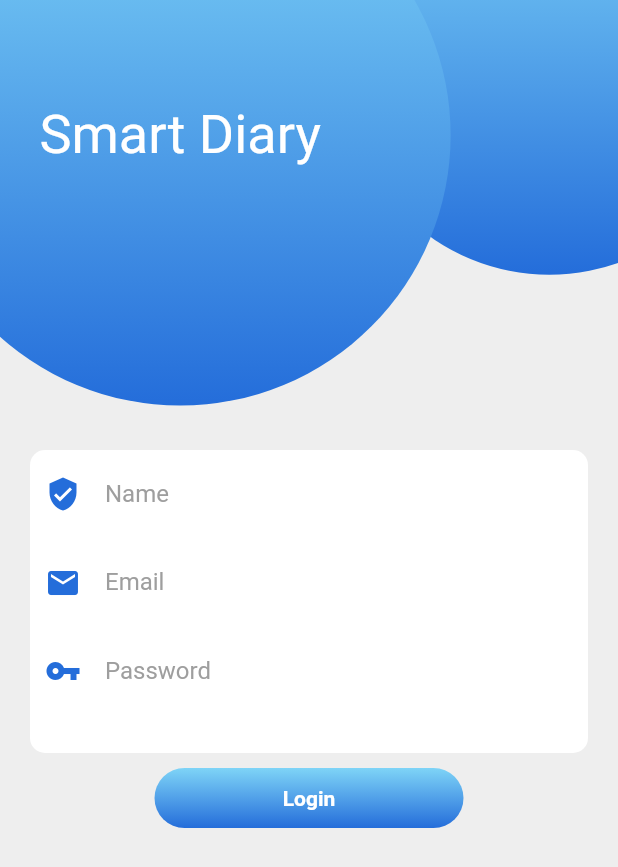
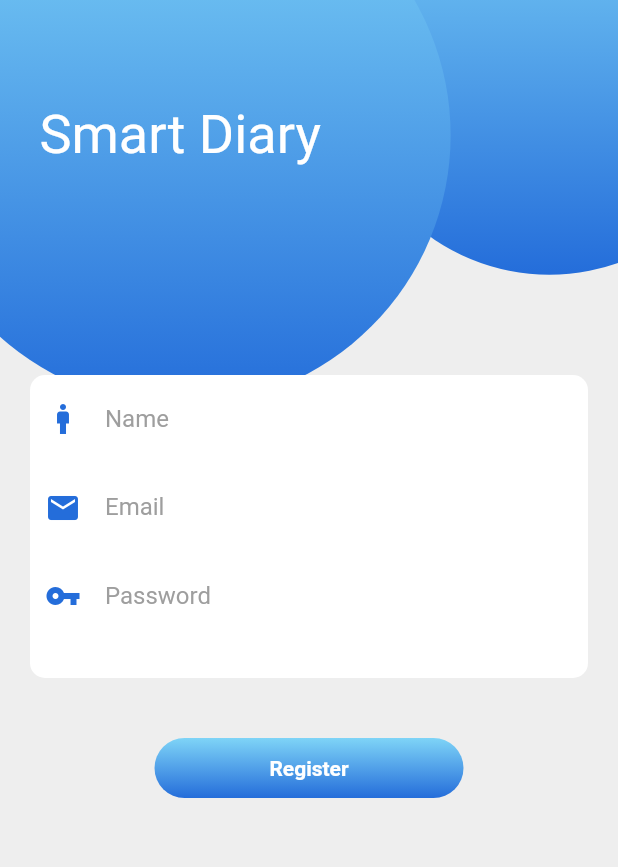
Before and after one commit to NiroginiJanstin/DiaryApp, a Flutter app: the register screen opened directly, on a phone screen of 412 x 824 dp. Shown: the top 867 px of the screen. Run offline on Flutter 3.47's test engine with Material 2 defaults, Android fonts, the phone set to English and light mode, and no system bars; Roboto replaces fonts that are missing (Pacifico).

Commit message:
Register page added

```diff
--- a/lib/register.dart
+++ b/lib/register.dart
@@ -1,12 +1,11 @@
 import 'package:flutter/material.dart';
 
 void main() {
-  runApp(const register());
+  runApp(register());
 }
 
 // ignore: camel_case_types
 class register extends StatelessWidget {
-  const register({Key? key}) : super(key: key);
 
   double getSmallDiameter(BuildContext context) =>
       MediaQuery.of(context).size.width * 2 / 3;
@@ -75,14 +74,14 @@ class register extends StatelessWidget {
                       color: Colors.white,
                       //border: Border.all(color: Colors.grey),
                       borderRadius: BorderRadius.circular(10)),
-                  margin: const EdgeInsets.fromLTRB(20, 300, 20, 10),
+                  margin: const EdgeInsets.fromLTRB(20, 250, 20, 10),
                   padding: const EdgeInsets.fromLTRB(10, 0, 10, 25),
                   child: Column(
                     children: <Widget>[
                       TextField(
                         decoration: InputDecoration(
                             icon: const Icon(
-                              Icons.verified_user,
+                              Icons.man,
                               color: Color.fromARGB(255, 36, 109, 218),
                             ),
                             focusedBorder: UnderlineInputBorder(
@@ -122,8 +121,9 @@ class register extends StatelessWidget {
                     ],
                   ),
                 ),
+
                 Container(
-                  margin: const EdgeInsets.fromLTRB(20, 0, 20, 30),
+                  margin: const EdgeInsets.fromLTRB(20, 30, 20, 30),
                   child: Row(
                     mainAxisAlignment: MainAxisAlignment.center,
                     children: <Widget>[
@@ -136,11 +136,11 @@ class register extends StatelessWidget {
                             color: Colors.transparent,
                             child: InkWell(
                               borderRadius: BorderRadius.circular(20),
-                              splashColor: Colors.amber,
+                              splashColor: const Color.fromARGB(255, 209, 221, 224),
                               onTap: () {},
                               child: const Center(
                                 child: Text(
-                                  "Login",
+                                  "Register",
                                   style: TextStyle(
                                       color: Colors.white,
                                       fontWeight: FontWeight.w700),
```
Also changed, not shown: lib/login.dart (+21 -11 lines).
